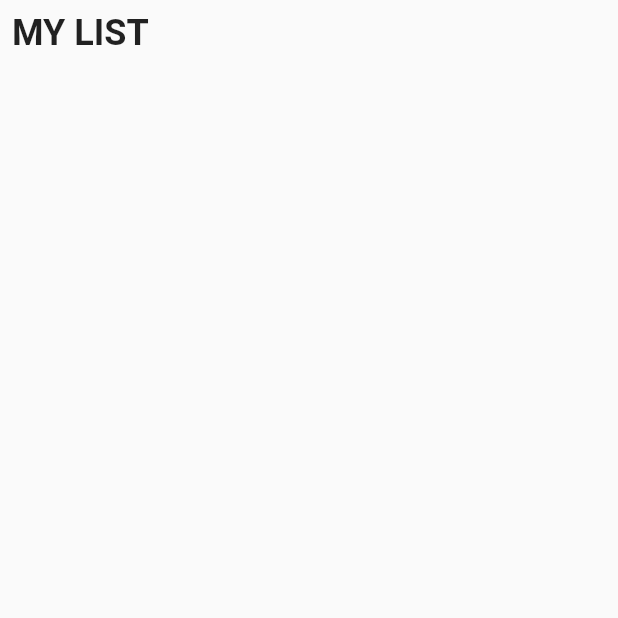
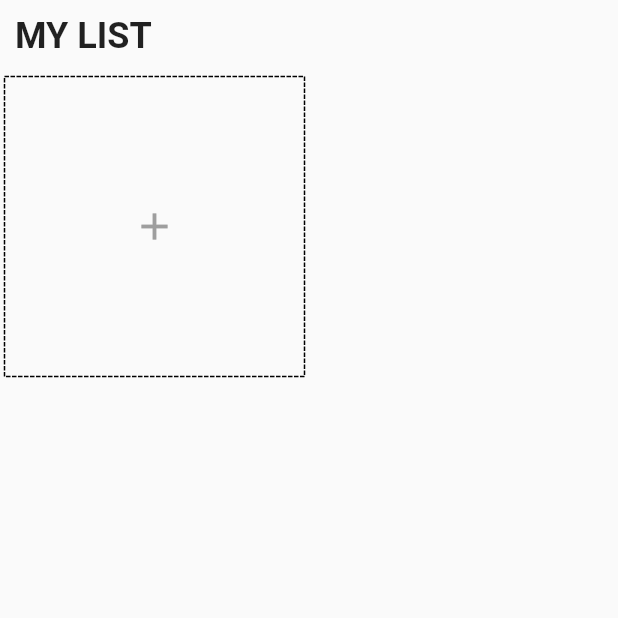
Before and after one commit to sk8rboil/todo-app, a Flutter app: the screen it shows after launch, on a phone screen of 412 x 824 dp, the top half of it. Run offline on Flutter 3.47's test engine with Material 2 defaults, Android fonts, the phone set to English and light mode, and no system bars; drawn by our look-alikes of dotted_border; our stand-ins replace equatable, flutter_easyloading, get, get_storage.

Commit message:
add add_card.dart

```diff
--- a/lib/app/modules/home/controller.dart
+++ b/lib/app/modules/home/controller.dart
@@ -1,3 +1,4 @@
+import 'package:flutter/cupertino.dart';
 import 'package:get/get.dart';
 import 'package:todo_application/app/data/models/task.dart';
 import 'package:todo_application/app/data/services/storage/repository.dart';
@@ -6,7 +7,10 @@ class HomeController extends GetxController {
   TaskRepository taskRepository;
   HomeController({required this.taskRepository});
 
+  final formkey = GlobalKey<FormState>();
   final tasks = <Task>[].obs;
+
+  TextEditingController editCtrl = TextEditingController();
 
   @override
   void onInit() {
--- a/lib/app/modules/home/view.dart
+++ b/lib/app/modules/home/view.dart
@@ -3,6 +3,7 @@
 import 'package:flutter/material.dart';
 import 'package:get/get.dart';
 import 'package:todo_application/app/modules/home/controller.dart';
+import 'package:todo_application/app/modules/home/widgets/add_card.dart';
 
 class MyHomePage extends GetView<HomeController> {
   const MyHomePage({Key? key}) : super(key: key);
@@ -15,7 +16,7 @@ class MyHomePage extends GetView<HomeController> {
           // ignore: prefer_const_literals_to_create_immutables
           children: <Widget>[
             Padding(
-              padding: const EdgeInsets.all(8.0),
+              padding: const EdgeInsets.all(10.0),
               child: Text(
                 'MY LIST',
                 style: TextStyle(
@@ -24,6 +25,14 @@ class MyHomePage extends GetView<HomeController> {
                 ),
               ),
             ),
+            GridView.count(
+              crossAxisCount: 2,
+              shrinkWrap: true,
+              physics: ClampingScrollPhysics(),
+              children: <Widget>[
+                AddCard(),
+              ],
+            ),
           ],
         ),
       ),
--- /dev/null
+++ b/lib/app/modules/home/widgets/add_card.dart
@@ -0,0 +1,63 @@
+// ignore_for_file: sized_box_for_whitespace, prefer_const_constructors
+
+import 'package:dotted_border/dotted_border.dart';
+import 'package:flutter/material.dart';
+import 'package:get/get.dart';
+import 'package:todo_application/app/modules/home/controller.dart';
+import 'package:todo_application/app/widgets/icons.dart';
+
+class AddCard extends StatelessWidget {
+  final homeCtrl = Get.find<HomeController>();
+  AddCard({Key? key}) : super(key: key);
+
+  @override
+  Widget build(BuildContext context) {
+    final icon = getIcons();
+    var squareWidth = Get.width - 12.0;
+
+    return Container(
+      width: squareWidth / 2,
+      height: squareWidth / 2,
+      margin: EdgeInsets.all(3.0),
+      child: InkWell(
+        onTap: () async {
+          await Get.defaultDialog(
+            titlePadding: EdgeInsets.symmetric(vertical: 5.0),
+            radius: 10,
+            title: 'title type',
+            content: Form(
+                key: homeCtrl.formkey,
+                child: Column(
+                  children: <Widget>[
+                    Padding(
+                      padding: const EdgeInsets.all(8.0),
+                      child: TextFormField(
+                        controller: homeCtrl.editCtrl,
+                        decoration: InputDecoration(
+                          border: OutlineInputBorder(),
+                          labelText: 'edit',
+                        ),
+                        validator: (value) {
+                          if (value == null || value.trim().isEmpty) {
+                            return 'Please Enter Your Task Title';
+                          }
+                          return null;
+                        },
+                      ),
+                    ),
+                  ],
+                )),
+          );
+        },
+        child: DottedBorder(
+            child: Center(
+          child: Icon(
+            Icons.add,
+            size: 30.0,
+            color: Colors.grey,
+          ),
+        )),
+      ),
+    );
+  }
+}
--- a/lib/app/widgets/icons.dart
+++ b/lib/app/widgets/icons.dart
@@ -1,35 +1,30 @@
 import 'package:flutter/material.dart';
 import 'package:todo_application/app/core/values/icons.dart';
+
+//List of Icon (person,work,movie,sport,travel,shop)
 
 List<Icon> getIcons() {
   return const [
     Icon(
       IconData(personIcon, fontFamily: 'MaterialIcons'),
-      color: Colors.amber,
+      color: Colors.purple,
     ),
     Icon(
       IconData(workIcon, fontFamily: 'MaterialIcons'),
-      color: Colors.amber,
+      color: Colors.pink,
     ),
-    Icon(
-      IconData(movieIcon, fontFamily: 'MaterialIcons'),
-      color: Colors.amber,
-    ),
+    Icon(IconData(movieIcon, fontFamily: 'MaterialIcons'), color: Colors.green),
     Icon(
       IconData(sportIcon, fontFamily: 'MaterialIcons'),
-      color: Colors.amber,
+      color: Colors.yellow,
     ),
     Icon(
       IconData(travelIcon, fontFamily: 'MaterialIcons'),
-      color: Colors.amber,
-    ),
-    Icon(
-      IconData(personIcon, fontFamily: 'MaterialIcons'),
-      color: Colors.amber,
+      color: Colors.pinkAccent,
     ),
     Icon(
       IconData(shopIcon, fontFamily: 'MaterialIcons'),
-      color: Colors.amber,
+      color: Colors.lightBlue,
     ),
   ];
 }
--- a/pubspec.yaml
+++ b/pubspec.yaml
@@ -37,6 +37,7 @@ dependencies:
   get_storage: ^2.0.2
   equatable: ^2.0.3
   flutter_easyloading: ^3.0.5
+  dotted_border: ^2.0.0+2
 
 dev_dependencies:
   flutter_test:
```
Also changed, not shown: pubspec.lock.
